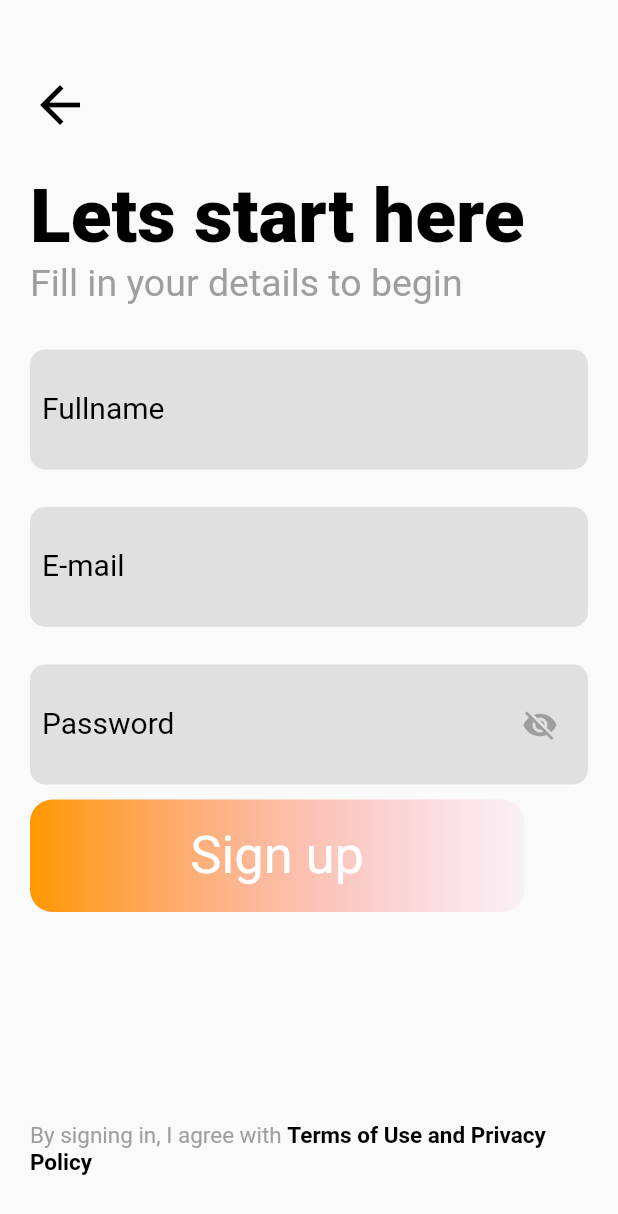
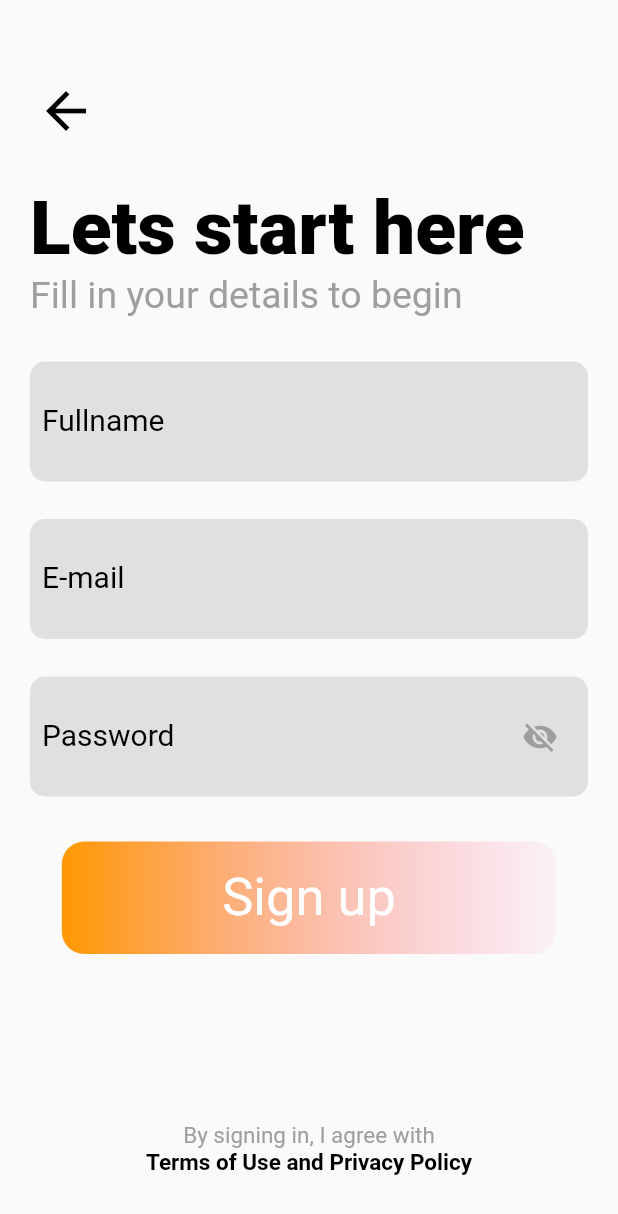
Before and after one commit to blayziken/dog_walker, a Flutter app: the SignUpScreen screen opened by its route, on a phone screen of 412 x 824 dp. Shown: the top 1214 px of the screen. Run offline on Flutter 3.47's test engine with Material 2 defaults, Android fonts, the phone set to English and light mode, and no system bars.

Commit message:
Initial Commit

```diff
--- a/lib/screens/auth/signup.dart
+++ b/lib/screens/auth/signup.dart
@@ -168,10 +168,14 @@ class _SignUpScreenState extends State<SignUpScreen> {
               mainAxisAlignment: MainAxisAlignment.start,
               crossAxisAlignment: CrossAxisAlignment.start,
               children: [
-                Icon(
+                IconButton(
+                  padding: EdgeInsets.all(0.0),
+                  onPressed: () => Navigator.pop(context),
+                  icon: Icon(
                     Icons.arrow_back,
                     size: 40,
                     color: Colors.black,
+                  ),
                 ),
                 SizedBox(height: 25),
                 Text(
@@ -200,8 +204,9 @@ class _SignUpScreenState extends State<SignUpScreen> {
                     _buildPasswordField(),
                   ],
                 ),
-                SizedBox(height: 10),
-                SubmitButton(
+                SizedBox(height: 30),
+                Center(
+                  child: SubmitButton(
                     text: 'Sign up',
                     onPressed: () {
                       print(_name);
@@ -210,8 +215,11 @@ class _SignUpScreenState extends State<SignUpScreen> {
                       Navigator.pushNamed(context, '/home');
                     },
                   ),
+                ),
                 Spacer(),
-                RichText(
+                Center(
+                  child: RichText(
+                    textAlign: TextAlign.center,
                     text: TextSpan(
                       text: 'By signing in, I agree with ',
                       style: TextStyle(
@@ -221,13 +229,14 @@ class _SignUpScreenState extends State<SignUpScreen> {
                       ),
                       children: <TextSpan>[
                         TextSpan(
-                        text: 'Terms of Use and Privacy Policy',
+                          text: '\nTerms of Use and Privacy Policy',
                           style: TextStyle(
                             color: Colors.black,
                             fontWeight: FontWeight.bold,
                           ),
                         ),
                       ],
+                    ),
                   ),
                 ),
                 SizedBox(height: 40),
--- a/lib/screens/welcome.dart
+++ b/lib/screens/welcome.dart
@@ -38,12 +38,14 @@ class WelcomeScreen extends StatelessWidget {
                   decoration: BoxDecoration(
                     color: Colors.black,
                     gradient: LinearGradient(
+                      // tileMode: TileMode.repeated,
                       begin: Alignment.topCenter,
                       end: Alignment.bottomCenter,
                       colors: [
-                        Colors.white38,
+                        Colors.white.withOpacity(0.6),
                         Colors.black,
                       ],
+                      stops: [0.2, 0.4],
                     ),
                   ),
                 ),
```
Also changed, not shown: lib/screens/Home/Home.dart (+25 -14 lines), lib/screens/Home/HomeBody.dart (+91 -89 lines). Lines whose indentation alone changed are shown as unchanged.
